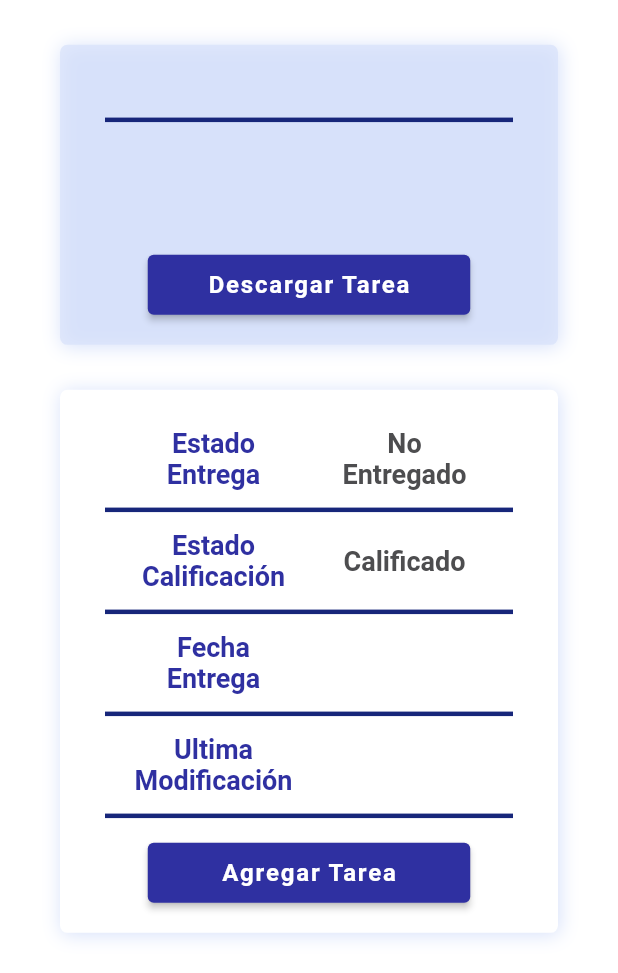
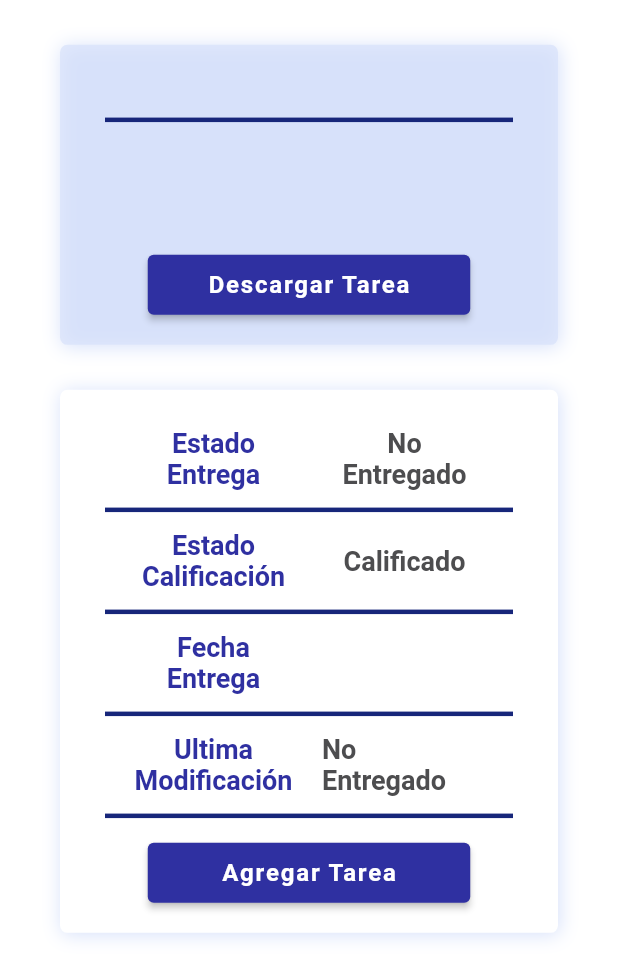
Before and after one commit to shistastic/CesurCampusOnline, a Flutter app: the UserContent screen opened directly with empty values, after a tap on "Agregar Tarea", on a phone screen of 412 x 824 dp, the part 263-1236 px from its top. Run offline on Flutter 3.47's test engine with Material 2 defaults, Android fonts, the phone set to English and light mode, and no system bars; our stand-ins replace another_flushbar, file_picker, open_file, permission_handler, sqflite; missing offline and left inert: android_external_storage, stripe_payment; accounts and stored records are empty; network calls fail.

Commit message:
small fixes

```diff
--- a/lib/data/http_calls.dart
+++ b/lib/data/http_calls.dart
@@ -21,8 +21,9 @@ class ApiEndpoints {
   static const payCourse = 'paycourse/';
   static const addContent = 'addcontent/';
   static const updateUser = 'updateUser/';
-  static const addAssignment = 'addAssignment/';
+  static const addAssignment = 'addassignment/';
   static const showContentUnit = 'showcontentunit/';
+  static const showAssignmentId = 'showcontentAssign/';
 
 }
 
@@ -56,12 +57,12 @@ Future<String> addStudent(String fullName, String dni, String email, String pass
 }
 
 
-Future addAssignment(String title, content, String contentId) async {
-  Uri uri = Uri.http(ApiEndpoints.url, ApiEndpoints.addStudent);
+Future addAssignment(String title, String contentId) async {
+  Uri uri = Uri.http(ApiEndpoints.url, ApiEndpoints.addAssignment);
   print(uri);
   var request = await http.post(
     uri,
-    body: {'title': title, 'content': content, 'content_id': contentId},
+    body: {'title': title, 'content_id': contentId},
   );
   print(request.body);
   return request.body;
@@ -74,6 +75,17 @@ Future showContentUnit(String unit, String subjectId) async {
   var request = await http.post(
     uri,
     body: {'unit': unit, 'subject_name': subjectId},
+  );
+  print(request.body);
+  return request.body;
+}
+
+Future showAssignmentId(String id) async {
+  Uri uri = Uri.http(ApiEndpoints.url, ApiEndpoints.showAssignmentId);
+  print(uri);
+  var request = await http.post(
+    uri,
+    body: {'content_id': id},
   );
   print(request.body);
   return request.body;
--- a/lib/screens/content.dart
+++ b/lib/screens/content.dart
@@ -1,3 +1,4 @@
+import 'dart:convert';
 import 'dart:io';
 
 import 'package:android_external_storage/android_external_storage.dart';
@@ -14,6 +15,7 @@ import 'package:flutter/gestures.dart';
 import 'package:flutter/material.dart';
 import 'package:open_file/open_file.dart';
 import 'package:permission_handler/permission_handler.dart';
+import 'package:path/path.dart';
 
 
 class UserContent extends StatefulWidget {
@@ -63,11 +65,13 @@ class _UserContentState extends State<UserContent> {
 
     if(result != null) {
       File file = File(result.files.single.path!);
-      await addAssignment('blabla', file, widget.content.id.toString());
+      await addAssignment('blabla', widget.content.id.toString());
     } else {
 
     }
   }
+
+  bool isUpload = false;
 
 
   @override
@@ -221,7 +225,7 @@ class _UserContentState extends State<UserContent> {
                                 padding: EdgeInsets.symmetric(vertical: 5),
                                 child: Container(
                                   width: 110,
-                                  child: widget.content.state! ? Text('Entregado',
+                                  child: isUpload ? Text('Entregado',
                                     style: TextStyle(
                                       color: CustomColors.darkGrey,
                                       fontWeight: FontWeight.bold,
@@ -339,13 +343,38 @@ class _UserContentState extends State<UserContent> {
                                 padding: EdgeInsets.symmetric(vertical: 5),
                                 child: Container(
                                   width: 110,
-                                  child: Text(widget.content.content.toString(),
+                                  child: FutureBuilder(
+                                    future: showAssignmentId(widget.content.id.toString()),
+                                    builder: (BuildContext context, AsyncSnapshot<dynamic> snapshot){
+                                      if(!snapshot.hasData && snapshot.data == null){
+                                        return  Text('No Entregado',
                                           style: TextStyle(
                                             color: CustomColors.darkGrey,
                                             fontWeight: FontWeight.bold,
                                             fontSize: 18,
                                           ),
                                           textAlign: TextAlign.left,
+                                        );
+                                      } else {
+                                        var n = jsonDecode(snapshot.data);
+                                        return  Text(n['content'][0]['title'].toString().replaceAll("('", "").replaceAll("',)", ""),
+                                          style: TextStyle(
+                                            color: CustomColors.darkGrey,
+                                            fontWeight: FontWeight.bold,
+                                            fontSize: 18,
+                                          ),
+                                          textAlign: TextAlign.left,
+                                        );
+                                      }
+                                    }
+                                    // child: Text(widget.content.content.toString(),
+                                    //   style: TextStyle(
+                                    //     color: CustomColors.darkGrey,
+                                    //     fontWeight: FontWeight.bold,
+                                    //     fontSize: 18,
+                                    //   ),
+                                    //   textAlign: TextAlign.left,
+                                    // ),
                                   ),
                                 ),
                               ),
@@ -367,19 +396,24 @@ class _UserContentState extends State<UserContent> {
                                     ),
                                   ),
                                   onPressed: ()  async {
+                                    print(widget.content.id);
                                     FilePickerResult result = (await FilePicker.platform.pickFiles(
                                         type: FileType.custom,
                                         allowedExtensions: ['pdf']
                                     ))!;
 
                                     if(result != null) {
-                                      File file = File(result.files.single.path!);
-                                      print(file);
-                                      await addAssignment('blabla', file, widget.content.id.toString());
+                                      File file = File(result.files.single.name!);
+                                      print(file.toString());
+                                      String baseFile = basename(file.path);
+                                      await addAssignment(baseFile, widget.content.id.toString());
                                     } else {
 
                                     }
                                     print('file uploaded');
+                                    setState(() {
+                                      isUpload = true;
+                                    });
                                   },
                                   child: Text('Agregar Tarea',
                                     style: TextStyle(
--- a/lib/screens/login.dart
+++ b/lib/screens/login.dart
@@ -163,10 +163,11 @@ class _LoginState extends State<Login> {
                               ),
                             ),
                             onPressed: ()  async {
+
                               var response = await userLogin(dni!, password!);
                               print('this is response: $response');
                               // await showAllCourses();
-                              if(true){
+                              if(response.startsWith('{')){
                                 Map<String, dynamic> jsonResponse = jsonDecode(response);
                                 print(jsonResponse['student'][0]['acc_type']);
                                 User user = User(
@@ -188,7 +189,7 @@ class _LoginState extends State<Login> {
                                       builder: (_) => ModulePayment(user)));
                                   // Navigator.pushReplacementNamed(context, '/modulePayment');
                                 }
-                              } else if( response == 'false'){
+                              } else {
                                   Flushbar(
                                     title: "Credenciales Incorrectas",
                                     message: "La combinación usuario/contraseña introducidos no es correcto.",
--- a/lib/screens/register.dart
+++ b/lib/screens/register.dart
@@ -177,6 +177,7 @@ class _RegisterState extends State<Register> {
                   Padding(
                     padding: EdgeInsets.symmetric(horizontal: 40),
                     child: TextFormField(
+                      obscureText: true,
                       onChanged: (value) {
                         password = value;
                       },
--- a/pubspec.yaml
+++ b/pubspec.yaml
@@ -32,6 +32,7 @@ dependencies:
   android_external_storage:
   permission_handler:
   file_picker:
+  path:
 
 flutter_icons:
   image_path: "assets/images/Cesur - Logo.png"
```
Also changed, not shown: pubspec.lock. Lines whose indentation alone changed are shown as unchanged.
